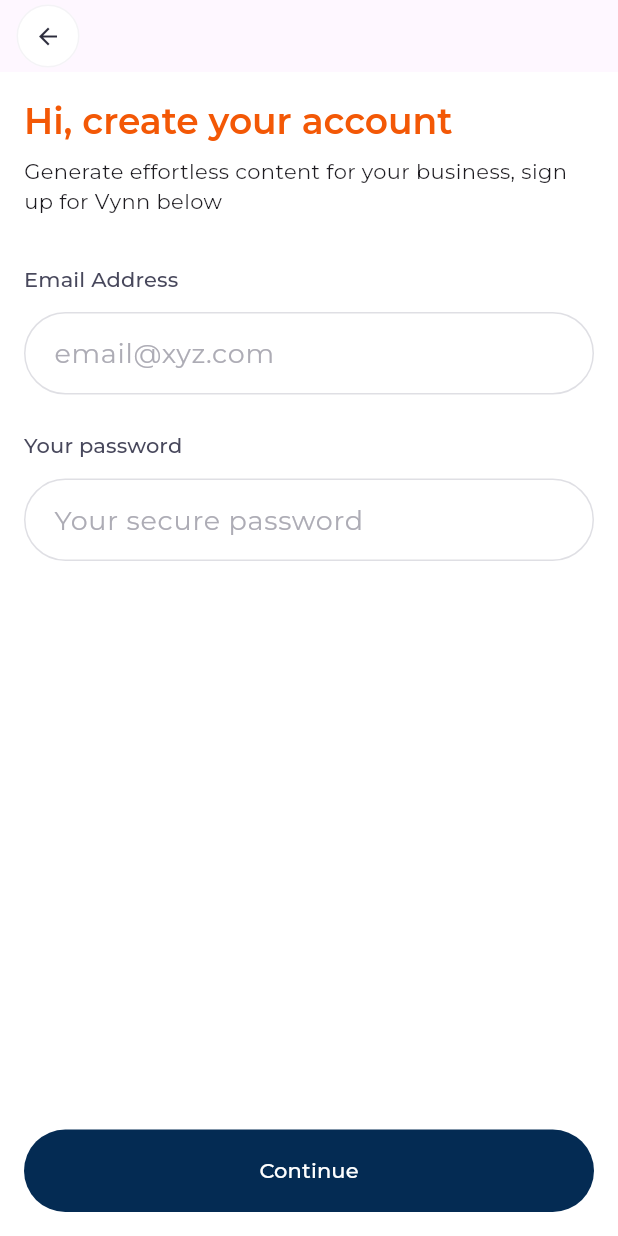
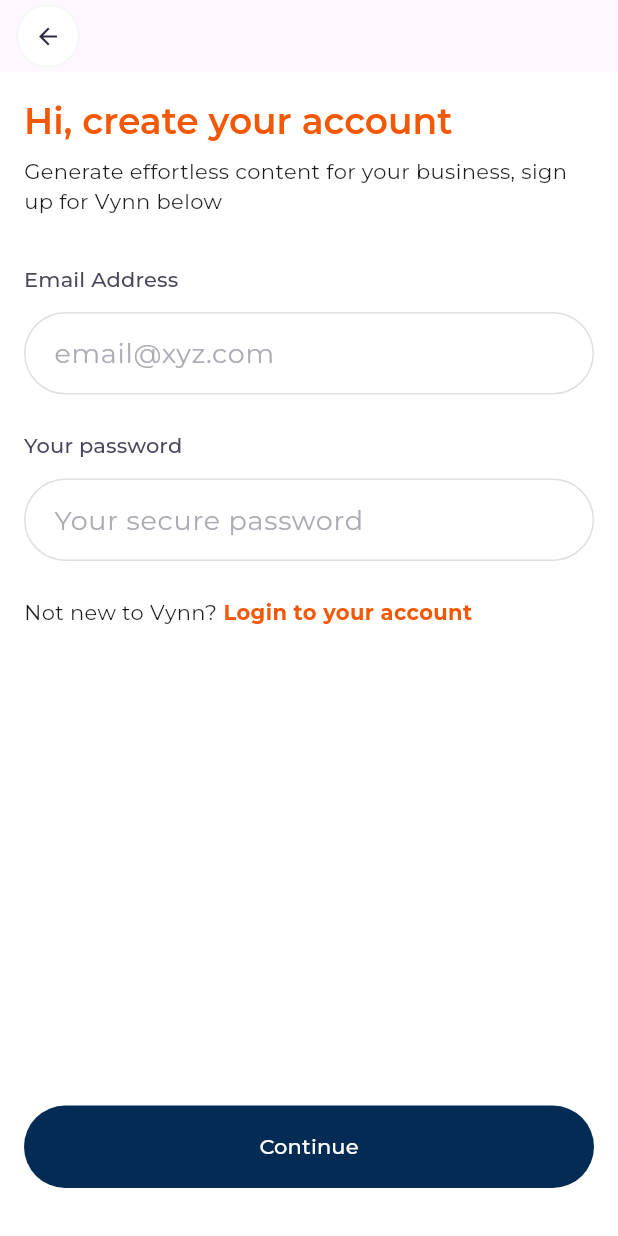
Before and after one commit to developerjamiu/Vynn, a Flutter app: the SignUpPage screen opened by its route, on a phone screen of 412 x 824 dp. Run offline on Flutter 3.47's test engine with Material 3 defaults, Android fonts, the phone set to English and light mode, and no system bars; our stand-ins replace cloud_firestore, firebase_auth, firebase_core, flutter_riverpod, flutter_svg, go_router and 2 more; accounts and stored records are empty.

Commit message:
feat: add sign in page

```diff
--- a/lib/features/authentication/presentation/pages/sign_up_page.dart
+++ b/lib/features/authentication/presentation/pages/sign_up_page.dart
@@ -1,6 +1,10 @@
+import 'package:flutter/gestures.dart';
 import 'package:flutter/material.dart';
 import 'package:flutter/services.dart';
+import 'package:go_router/go_router.dart';
 import 'package:vynn/core/theme/app_theme.dart';
+import 'package:vynn/features/authentication/presentation/pages/auth_options_page.dart';
+import 'package:vynn/features/authentication/presentation/pages/sign_in_page.dart';
 import 'package:vynn/features/shared/widgets/app_button.dart';
 import 'package:vynn/features/shared/widgets/app_text_form_field.dart';
 import 'package:vynn/features/shared/widgets/custom_app_bar.dart';
@@ -14,7 +18,7 @@
   @override
   Widget build(BuildContext context) {
     final textTheme = context.textTheme;
-    final color = context.colors;
+    final colors = context.colors;
 
     return AnnotatedRegion(
       value: SystemUiOverlayStyle.dark,
@@ -31,7 +35,7 @@
                   Text(
                     'Hi, create your account',
                     style: textTheme.headlineSmall?.copyWith(
-                      color: color.tangerine,
+                      color: colors.tangerine,
                     ),
                   ),
                   const SizedBox(height: 8),
@@ -49,8 +53,30 @@
                     hintText: 'Your secure password',
                     labelText: 'Your password',
                   ),
+                  const SizedBox(height: 24),
+                  Text.rich(
+                    TextSpan(
+                      text: 'Not new to Vynn?',
+                      children: [
+                        TextSpan(
+                          text: ' Login to your account',
+                          style: textTheme.bodyMedium?.copyWith(
+                            color: colors.tangerine,
+                            fontWeight: FontWeight.bold,
+                          ),
+                          recognizer: TapGestureRecognizer()
+                            ..onTap = () {
+                              context.go(
+                                '${AuthOptionsPage.routePath}/${SignInPage.routePath}',
+                              );
+                            },
+                        ),
+                      ],
+                    ),
+                    style: textTheme.bodyMedium,
+                  ),
                   const SizedBox(
-                    height: 84,
+                    height: 100,
                   ),
                 ],
               ),
@@ -60,7 +86,7 @@
                   padding: const EdgeInsets.only(
                     right: 16,
                     left: 16,
-                    bottom: 16,
+                    bottom: 32,
                   ),
                   child: AppButton(
                     onPressed: () {},
```
Also changed, not shown: lib/features/authentication/presentation/pages/sign_in_page.dart (+85 -6 lines).
